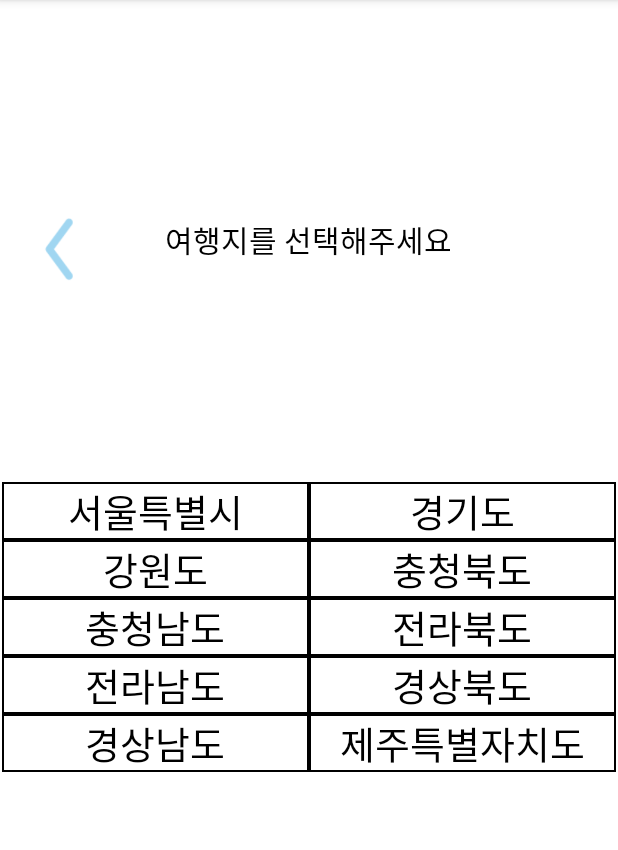
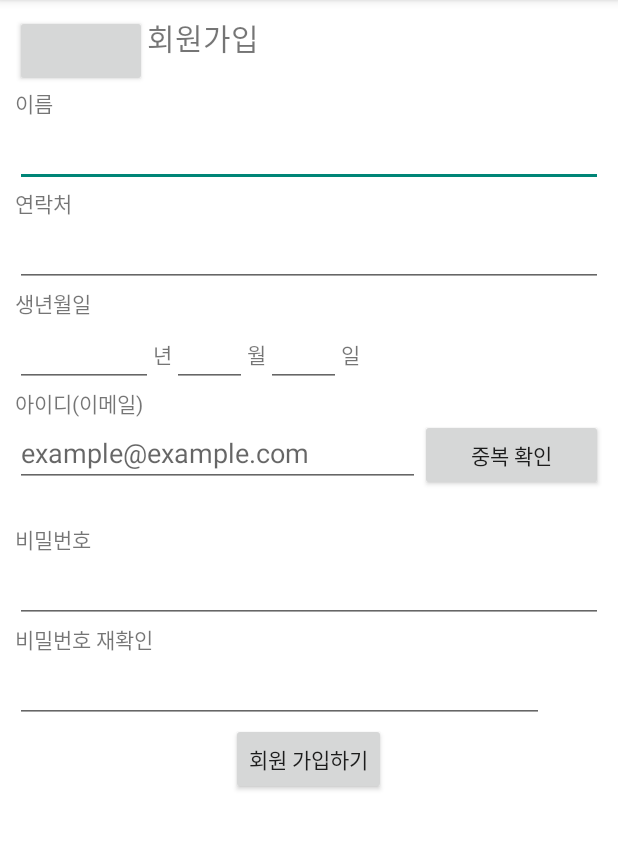
Before and after one commit to LeeJungHwan-Dev/2022_SW_HackAthon_We_Play, an Android app: the screen it shows after launch (Main_page before the commit, imformation after it), on a phone screen of 412 x 824 dp, the part 84-934 px from its top. Run offline under Robolectric (Android 15) with nearby library versions, the light colour scheme and no system bars; our stand-ins replace Firebase (no records; nobody signed in at launch, a user with empty details on screens opened directly).

Commit message:
회원가입 구현 (중복 검사 X)

```diff
--- a/app/build.gradle
+++ b/app/build.gradle
@@ -45,6 +45,7 @@ dependencies {
     implementation 'com.google.firebase:firebase-storage:20.0.1'
     implementation 'androidx.work:work-runtime-ktx:2.7.1'
     implementation 'com.github.bumptech.glide:glide:4.13.0'
+    implementation 'com.google.firebase:firebase-database:20.0.5'
     testImplementation 'junit:junit:4.13.2'
     implementation 'androidx.viewpager2:viewpager2:1.0.0'
     androidTestImplementation 'androidx.test.ext:junit:1.1.3'
--- a/app/src/main/AndroidManifest.xml
+++ b/app/src/main/AndroidManifest.xml
@@ -15,6 +15,10 @@
         android:supportsRtl="true"
         android:theme="@style/Theme.We_play"
         tools:targetApi="32">
+
+        <activity android:name=".imformation"
+            android:exported="false"/>
+
         <activity
             android:name=".food_page"
             android:exported="false" />
--- a/app/src/main/java/com/example/we_play/MainActivity.java
+++ b/app/src/main/java/com/example/we_play/MainActivity.java
@@ -16,7 +16,7 @@ public class MainActivity extends AppCompatActivity {
     protected void onCreate(Bundle savedInstanceState) {
         super.onCreate(savedInstanceState);
         setContentView(R.layout.activity_main);
-
+        /*
         TimerTask timerTask = new TimerTask() {
             @Override
             public void run() {
@@ -27,6 +27,10 @@ public class MainActivity extends AppCompatActivity {
 
         Timer timer = new Timer();
         timer.schedule(timerTask, 1500);
+*/
+
+        Intent intent = new Intent(getApplicationContext(), imformation.class);
+        startActivity(intent);
 
     }
 
--- /dev/null
+++ b/app/src/main/java/com/example/we_play/imformation.java
@@ -0,0 +1,173 @@
+package com.example.we_play;
+
+import static android.content.ContentValues.TAG;
+import static java.lang.Integer.parseInt;
+
+import androidx.annotation.NonNull;
+import androidx.appcompat.app.AppCompatActivity;
+
+import android.os.Bundle;
+import android.text.Editable;
+import android.text.TextWatcher;
+import android.util.Log;
+import android.view.View;
+import android.view.animation.Animation;
+import android.view.animation.AnimationUtils;
+import android.widget.Button;
+import android.widget.EditText;
+import android.widget.ImageView;
+import android.widget.TextView;
+import android.widget.Toast;
+
+import com.google.android.gms.tasks.OnFailureListener;
+import com.google.android.gms.tasks.OnSuccessListener;
+import com.google.firebase.database.DataSnapshot;
+import com.google.firebase.database.DatabaseError;
+import com.google.firebase.database.DatabaseReference;
+import com.google.firebase.database.ValueEventListener;
+import com.google.firebase.firestore.CollectionReference;
+import com.google.firebase.firestore.DocumentReference;
+import com.google.firebase.firestore.FirebaseFirestore;
+
+import java.util.HashMap;
+import java.util.Map;
+
+public class imformation extends AppCompatActivity {
+
+  EditText Name, Number, Year, Month, Day, Id, Pass, PassCheck;
+  Button button,button3;
+  ImageView setImage;
+  TextView tv_error_email;
+
+  @Override
+  protected void onCreate(Bundle savedInstanceState) {
+    super.onCreate(savedInstanceState);
+    setContentView(R.layout.activity_imformation);
+   FirebaseFirestore db = FirebaseFirestore.getInstance();
+
+    Name=(EditText)findViewById(R.id.EditName);
+    Number=(EditText)findViewById(R.id.EditNumber);
+    Year=(EditText)findViewById(R.id.EditYear);
+    Month=(EditText)findViewById(R.id.EditMonth);
+    Day=(EditText)findViewById(R.id.EditDay);
+    Id=(EditText)findViewById(R.id.EditId);
+    Pass=(EditText)findViewById(R.id.EditPass);
+    PassCheck=(EditText)findViewById(R.id.EditPassCheck);
+    button=findViewById(R.id.button1);
+    setImage = (ImageView)findViewById(R.id.setImage);
+    button3=findViewById(R.id.button3);
+    tv_error_email=findViewById(R.id.tv_error_email);
+
+
+
+      Id.addTextChangedListener(new TextWatcher() {
+        @Override
+        public void beforeTextChanged(CharSequence s, int start, int count, int after) {
+        }
+
+        @Override
+        public void onTextChanged(CharSequence s, int start, int before, int count) {
+        }
+
+        @Override
+        public void afterTextChanged(Editable s) {
+          if(!android.util.Patterns.EMAIL_ADDRESS.matcher(s.toString()).matches()){
+            tv_error_email.setText("이메일 형식으로 입력해주세요.");    // 경고 메세지
+            Id.setBackgroundResource(R.drawable.red_edittext);  // 적색 테두리 적용
+          }
+          else{
+            tv_error_email.setText("");         //에러 메세지 제거
+            Id.setBackgroundResource(R.drawable.white_edittext);  //테투리 흰색으로 변경
+          }
+        }// afterTextChanged()..
+      });
+
+
+    button3.setOnClickListener(new Button.OnClickListener() {
+      @Override
+      public void onClick(View view) {
+
+        CollectionReference collectionReference = db.collection("회원정보");
+
+
+
+
+      }});
+
+
+
+
+   /* if(value!=null){
+
+      //Id.setBackgroundResource(R.drawable.red_edittext);  // 적색 테두리 적용
+    }
+    else{
+      button3.setText("확인 완료");
+    }
+  }*/
+
+
+    PassCheck.addTextChangedListener(new TextWatcher() {
+      @Override
+      public void beforeTextChanged(CharSequence charSequence, int i, int i1, int i2) {
+
+      }
+
+      @Override
+      public void onTextChanged(CharSequence charSequence, int i, int i1, int i2) {
+        if(Pass.getText().toString().equals(PassCheck.getText().toString())){
+          setImage.setImageResource(R.drawable.check);
+        } else {
+          setImage.setImageResource(R.drawable.xxx);
+        }
+      }
+
+      @Override
+      public void afterTextChanged(Editable editable) {
+
+      }
+    });
+
+
+   button.setOnClickListener(new Button.OnClickListener() {
+      @Override
+      public void onClick(View view) {
+
+        String getPass = Pass.getText().toString();
+          String getName = Name.getText().toString();
+          int getNumber = parseInt(Number.getText().toString());
+          String Birthday = Year.getText().toString() + "/" + Month.getText().toString() + "/" + Day.getText().toString();
+          String getId = Id.getText().toString();
+
+
+
+        Map<String, Object> user = new HashMap<>();
+
+        user.put("Name", getName);
+        user.put("PhoneNumber", getNumber);
+        user.put("BirthDay", Birthday);
+        user.put("ID", getId);
+        user.put("Password", getPass);
+        user.put("Site","home");
+
+
+
+// Add a new document with a generated ID
+        db.collection("회원정보")
+          .document(getId)
+          .set(user)
+          .addOnSuccessListener(new OnSuccessListener<Void>() {
+            @Override
+            public void onSuccess(Void aVoid) {
+              Log.d(TAG, "DocumentSnapshot successfully written!");
+            }
+          })
+          .addOnFailureListener(new OnFailureListener() {
+            @Override
+            public void onFailure(@NonNull Exception e) {
+              Log.w(TAG, "Error writing document", e);
+            }
+          });
+
+      }});
+  }}
--- /dev/null
+++ b/app/src/main/res/layout/activity_imformation.xml
@@ -0,0 +1,175 @@
+<?xml version="1.0" encoding="utf-8"?>
+<androidx.constraintlayout.widget.ConstraintLayout xmlns:android="http://schemas.android.com/apk/res/android"
+    xmlns:app="http://schemas.android.com/apk/res-auto"
+    xmlns:tools="http://schemas.android.com/tools"
+    android:layout_width="match_parent"
+    android:background="@color/white"
+    android:layout_height="match_parent"
+    tools:context=".imformation">
+
+    <LinearLayout
+        android:layout_width="match_parent"
+        android:layout_height="match_parent"
+        android:orientation="vertical"
+        android:layout_margin="10dp">
+
+    <LinearLayout
+        android:layout_width="match_parent"
+        android:layout_height="wrap_content"
+        android:orientation="horizontal">
+
+        <Button
+            android:id="@+id/button2"
+            android:layout_width="wrap_content"
+            android:layout_height="wrap_content"
+            android:layout_gravity="center"
+            />
+        <TextView
+            android:text="회원가입"
+            android:layout_width="match_parent"
+            android:layout_height="wrap_content"
+            android:textSize="20dp"
+            />
+
+    </LinearLayout>
+
+        <TextView
+            android:text="이름"
+            android:layout_width="match_parent"
+            android:layout_height="wrap_content"
+         />
+        <EditText
+            android:id="@+id/EditName"
+            android:layout_width="match_parent"
+            android:layout_height="wrap_content"/>
+
+        <TextView
+            android:text="연락처"
+            android:layout_width="match_parent"
+            android:layout_height="wrap_content" />
+
+        <EditText
+            android:id="@+id/EditNumber"
+            android:layout_width="match_parent"
+            android:layout_height="wrap_content"/>
+
+        <TextView
+            android:text="생년월일"
+            android:layout_width="match_parent"
+            android:layout_height="wrap_content" />
+
+        <LinearLayout
+            android:layout_width="match_parent"
+            android:layout_height="wrap_content"
+            android:orientation="horizontal">
+
+            <EditText
+                android:id="@+id/EditYear"
+                android:hint="                  "
+                android:layout_width="wrap_content"
+                android:layout_height="wrap_content"/>
+            <TextView
+                android:text="년"
+                android:layout_width="wrap_content"
+                android:layout_height="wrap_content" />
+
+            <EditText
+                android:id="@+id/EditMonth"
+                android:hint="         "
+                android:layout_width="wrap_content"
+                android:layout_height="wrap_content"/>
+            <TextView
+                android:text="월"
+                android:layout_width="wrap_content"
+                android:layout_height="wrap_content" />
+            <EditText
+                android:id="@+id/EditDay"
+                android:hint="         "
+                android:layout_width="wrap_content"
+                android:layout_height="wrap_content"/>
+            <TextView
+                android:text="일"
+                android:layout_width="wrap_content"
+                android:layout_height="wrap_content" />
+
+        </LinearLayout>
+        <TextView
+            android:text="아이디(이메일)"
+            android:layout_width="wrap_content"
+            android:layout_height="wrap_content"
+            />
+    <LinearLayout
+        android:layout_width="match_parent"
+        android:layout_height="wrap_content"
+        android:orientation="horizontal">
+
+        <EditText
+            android:hint="example@example.com"
+            android:id="@+id/EditId"
+            android:layout_width="270dp"
+            android:layout_height="wrap_content"/>
+        <Button
+            android:id="@+id/button3"
+            android:layout_width="wrap_content"
+            android:layout_height="wrap_content"
+            android:text="중복 확인"
+            android:layout_weight="6"
+            android:layout_gravity="right"/>
+    </LinearLayout>
+
+        <TextView
+            android:id="@+id/tv_error_email"
+            android:layout_width="wrap_content"
+            android:layout_height="wrap_content"
+            android:textColor="#FF0000"
+            app:layout_constraintStart_toStartOf="parent"
+            app:layout_constraintTop_toBottomOf="@+id/et_email"
+            tools:text="입력하세요."
+            android:textSize="10dp"
+            android:layout_marginBottom="7dp"/>
+
+
+        <TextView
+            android:text="비밀번호"
+            android:layout_width="match_parent"
+            android:layout_height="wrap_content" />
+
+    <EditText
+        android:id="@+id/EditPass"
+        android:layout_width="match_parent"
+        android:layout_height="wrap_content"/>
+
+        <TextView
+            android:text="비밀번호 재확인"
+            android:layout_width="match_parent"
+            android:layout_height="wrap_content" />
+
+        <LinearLayout
+            android:layout_width="match_parent"
+            android:layout_height="wrap_content"
+            android:orientation="horizontal">
+     <EditText
+        android:id="@+id/EditPassCheck"
+        android:layout_width="0dp"
+         android:layout_weight="9"
+        android:layout_height="wrap_content"/>
+            <ImageView
+                android:layout_width="0dp"
+                android:layout_weight="1"
+                android:layout_height="wrap_content"
+                android:scaleType="fitStart"
+                android:layout_gravity="right"
+                android:id="@+id/setImage"/>
+
+        </LinearLayout>
+
+
+        <Button
+            android:text="회원 가입하기"
+            android:id="@+id/button1"
+            android:layout_width="wrap_content"
+            android:layout_height="wrap_content"
+            android:layout_gravity="center"
+            />
+</LinearLayout>
+</androidx.constraintlayout.widget.ConstraintLayout>
--- a/gradle.properties
+++ b/gradle.properties
@@ -15,6 +15,7 @@ org.gradle.jvmargs=-Xmx2048m -Dfile.encoding=UTF-8
 # Android operating system, and which are packaged with your app"s APK
 # https://developer.android.com/topic/libraries/support-library/androidx-rn
 android.useAndroidX=true
+android.enableJetifier=true
 # Enables namespacing of each library's R class so that its R class includes only the
 # resources declared in the library itself and none from the library's dependencies,
 # thereby reducing the size of the R class for that library
```
Also changed, not shown: app/src/main/res/drawable/check.png (added), app/src/main/res/drawable/xxx.png (added).
